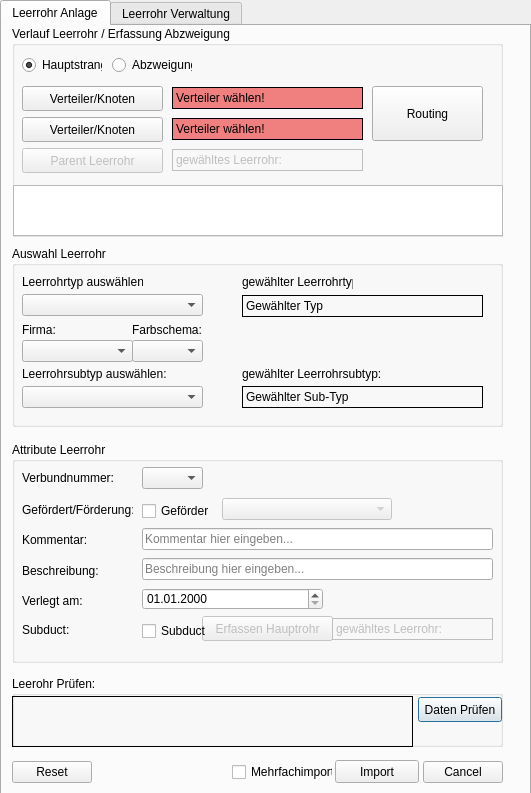
This is tools/leerrohr_verlegen/leerrohr_verlegen_dialog_base.ui in geoKjack/Toolbox_SiegeleCO as Qt 5 draws it before an edit. The edited form follows.
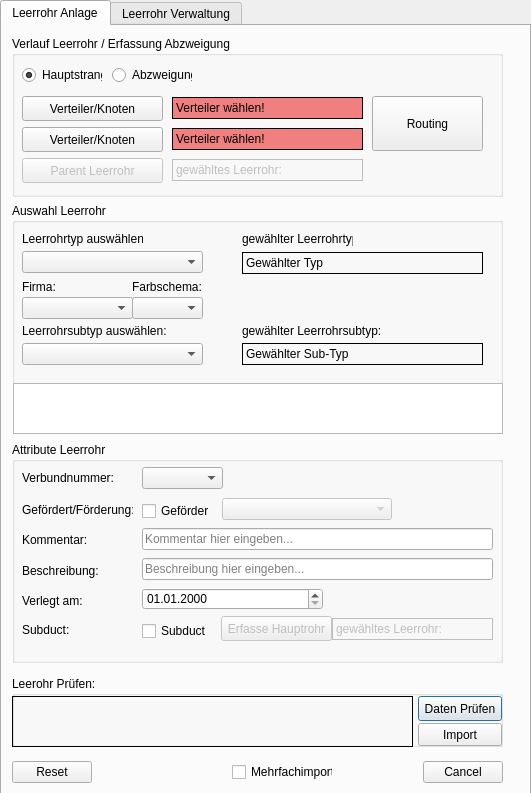
This is the edited form. Custom widgets are drawn as their Qt base class.

```diff
--- a/tools/leerrohr_verlegen/leerrohr_verlegen_dialog_base.ui
+++ b/tools/leerrohr_verlegen/leerrohr_verlegen_dialog_base.ui
@@ -55,7 +55,7 @@
       <property name="geometry">
        <rect>
         <x>406</x>
-        <y>21</y>
+        <y>20</y>
         <width>84</width>
         <height>25</height>
        </rect>
@@ -80,12 +80,11 @@
        <string/>
       </property>
      </widget>
-    </widget>
     <widget class="QPushButton" name="pushButton_Import">
      <property name="geometry">
       <rect>
-       <x>333</x>
-       <y>734</y>
+        <x>406</x>
+        <y>47</y>
        <width>84</width>
        <height>23</height>
       </rect>
@@ -94,6 +93,7 @@
       <string>Import</string>
      </property>
     </widget>
+    </widget>
     <widget class="QDialogButtonBox" name="button_box">
      <property name="geometry">
       <rect>
@@ -153,7 +153,7 @@
        <rect>
         <x>130</x>
         <y>25</y>
-        <width>61</width>
+        <width>81</width>
         <height>22</height>
        </rect>
       </property>
@@ -261,14 +261,14 @@
       </property>
       <property name="geometry">
        <rect>
-        <x>190</x>
+        <x>209</x>
         <y>174</y>
-        <width>131</width>
+        <width>111</width>
         <height>25</height>
        </rect>
       </property>
       <property name="text">
-       <string>Erfassen Hauptrohr</string>
+       <string>Erfasse Hauptrohr</string>
       </property>
      </widget>
      <widget class="QComboBox" name="comboBox_Foerderung">
@@ -334,9 +334,9 @@
      <property name="geometry">
       <rect>
        <x>10</x>
-       <y>0</y>
+       <y>10</y>
        <width>491</width>
-       <height>211</height>
+       <height>161</height>
       </rect>
      </property>
      <property name="title">
@@ -384,16 +384,6 @@
        <string>Parent Leerrohr</string>
       </property>
      </widget>
-     <widget class="QGraphicsView" name="graphicsView_Auswahl_Rohre">
-      <property name="geometry">
-       <rect>
-        <x>1</x>
-        <y>159</y>
-        <width>490</width>
-        <height>51</height>
-       </rect>
-      </property>
-     </widget>
      <widget class="QLabel" name="label_gewaehlter_verteiler">
       <property name="geometry">
        <rect>
@@ -522,9 +512,9 @@
      <property name="geometry">
       <rect>
        <x>10</x>
-       <y>220</y>
+       <y>177</y>
        <width>491</width>
-       <height>181</height>
+       <height>231</height>
       </rect>
      </property>
      <property name="title">
@@ -680,6 +670,16 @@
        <string>Gewählter Sub-Typ</string>
       </property>
      </widget>
+     <widget class="QGraphicsView" name="graphicsView_Auswahl_Rohre">
+      <property name="geometry">
+       <rect>
+        <x>1</x>
+        <y>180</y>
+        <width>490</width>
+        <height>51</height>
+       </rect>
+      </property>
+     </widget>
     </widget>
     <widget class="QCheckBox" name="checkBox_clearForm">
      <property name="geometry">
@@ -694,13 +694,6 @@
       <string>Mehrfachimport</string>
      </property>
     </widget>
-    <zorder>groupBox_3</zorder>
-    <zorder>button_box</zorder>
-    <zorder>groupBox_2</zorder>
-    <zorder>groupBox</zorder>
-    <zorder>groupBox_4</zorder>
-    <zorder>pushButton_Import</zorder>
-    <zorder>checkBox_clearForm</zorder>
    </widget>
    <widget class="QWidget" name="tab_2">
     <attribute name="title">
```
Lines whose indentation alone changed are shown as unchanged.
